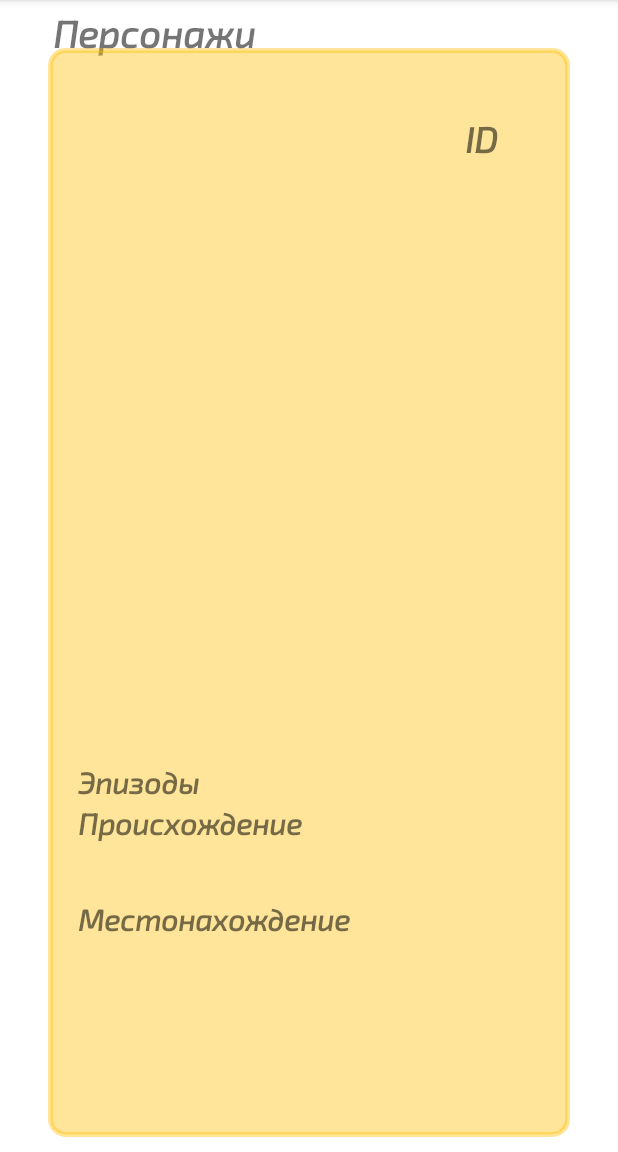
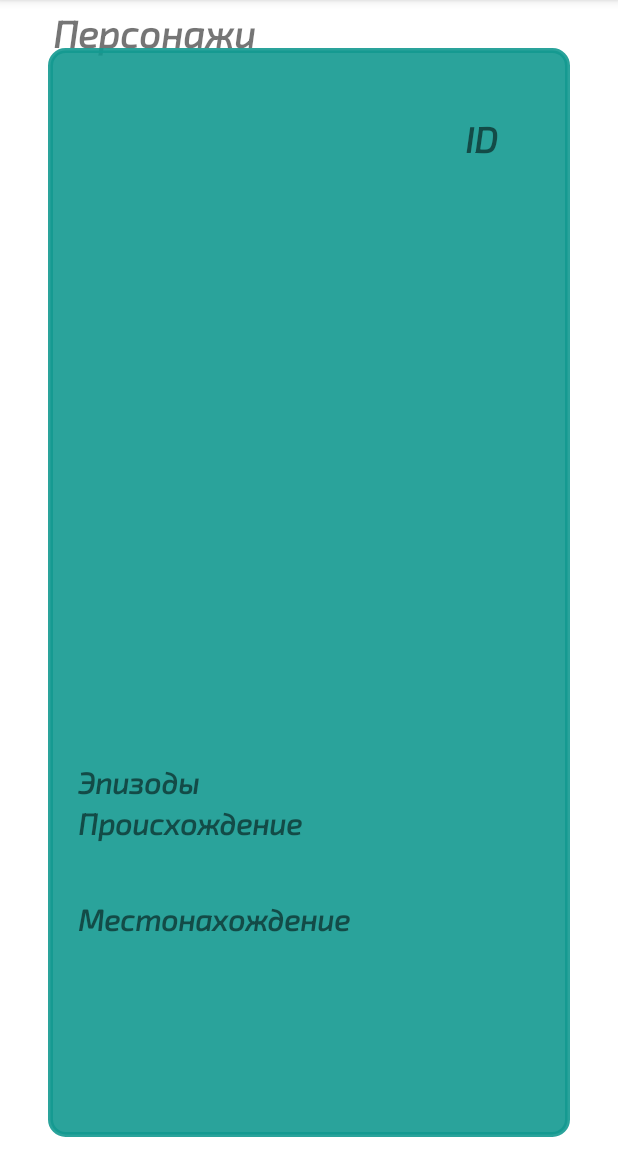
Before and after one commit to EVDEDEEV/RickAndMortyApp, an Android app: the fragment DetailFragment placed in its activity, on a phone screen of 412 x 824 dp, the part 84-1236 px from its top. Run offline under Robolectric (Android 15) with nearby library versions, the phone set to English and light mode, and no system bars; our stand-ins replace Picasso, navigation-ui; network calls fail; pictures from the network do not load; 12 statements that could not run were skipped.

Commit message:
Fully working app

```diff
--- a/app/src/main/java/my/project/rickandmorty/presentation/fragments/list/CharactersFragment.kt
+++ b/app/src/main/java/my/project/rickandmorty/presentation/fragments/list/CharactersFragment.kt
@@ -14,6 +14,7 @@ import my.project.rickandmorty.data.repository.Repository
 import my.project.rickandmorty.databinding.FragmentCharactersBinding
 import my.project.rickandmorty.presentation.viewModel.SharedViewModelFactory
 
+
 typealias OnCharacterClicked = (CharacterModel) -> Unit
 
 class CharactersFragment : Fragment() {
@@ -29,6 +30,7 @@ class CharactersFragment : Fragment() {
         view?.findNavController()?.navigate(action)
 
     }
+
     private val adapter = CharacterAdapter(onClick)
 
     override fun onAttach(context: Context) {
@@ -45,7 +47,6 @@ class CharactersFragment : Fragment() {
         return binding?.root
     }
 
-
     override fun onViewCreated(view: View, savedInstanceState: Bundle?) {
         super.onViewCreated(view, savedInstanceState)
 
@@ -55,7 +56,6 @@ class CharactersFragment : Fragment() {
                     response.body()?.let { body ->
                         adapter.setCharacters(body.results)
                     }
-
                 } else {
                     Toast.makeText(context, "Data load error", Toast.LENGTH_SHORT).show()
                 }
@@ -65,12 +65,12 @@ class CharactersFragment : Fragment() {
     }
 
     private fun getCharactersFromViewModel() {
-        sharedViewModel.getCharacters(1)
+        val randomPage = (1..42).random()
+        sharedViewModel.getCharacters(randomPage)
     }
 
     override fun onDestroyView() {
         super.onDestroyView()
         _binding = null
     }
-
 }
--- a/app/src/main/java/my/project/rickandmorty/presentation/fragments/list/SharedViewModel.kt
+++ b/app/src/main/java/my/project/rickandmorty/presentation/fragments/list/SharedViewModel.kt
@@ -14,6 +14,7 @@ class SharedViewModel(private val repository: Repository) : ViewModel() {
     val listCharacters = MutableLiveData<Response<CharacterListModel>>()
 
     fun getCharacters(page: Int) {
+
         viewModelScope.launch(Dispatchers.IO) {
             val characters = repository.getCharacters(page)
             listCharacters.postValue(characters)
--- a/app/src/main/res/layout/fragment_detail.xml
+++ b/app/src/main/res/layout/fragment_detail.xml
@@ -14,7 +14,7 @@
         android:layout_marginRight="32dp"
         android:layout_marginBottom="10dp"
         android:background="@drawable/layout_bg"
-        android:backgroundTint="@color/detail_background"
+        android:backgroundTint="@color/green_blue"
         app:layout_constraintBottom_toBottomOf="parent"
         app:layout_constraintEnd_toEndOf="parent"
         app:layout_constraintHorizontal_bias="1.0"
--- a/app/src/main/res/layout/item_character.xml
+++ b/app/src/main/res/layout/item_character.xml
@@ -50,7 +50,7 @@
         <LinearLayout
             android:layout_width="match_parent"
             android:layout_height="wrap_content"
-            android:background="@color/item_background"
+            android:background="@color/green_blue"
             android:orientation="vertical"
             app:layout_constraintBottom_toBottomOf="parent"
             app:layout_constraintEnd_toEndOf="parent"
```
